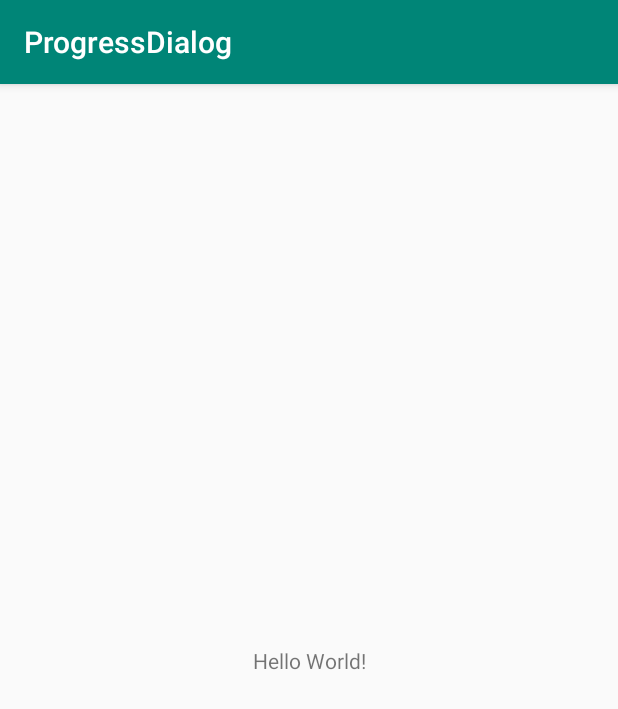
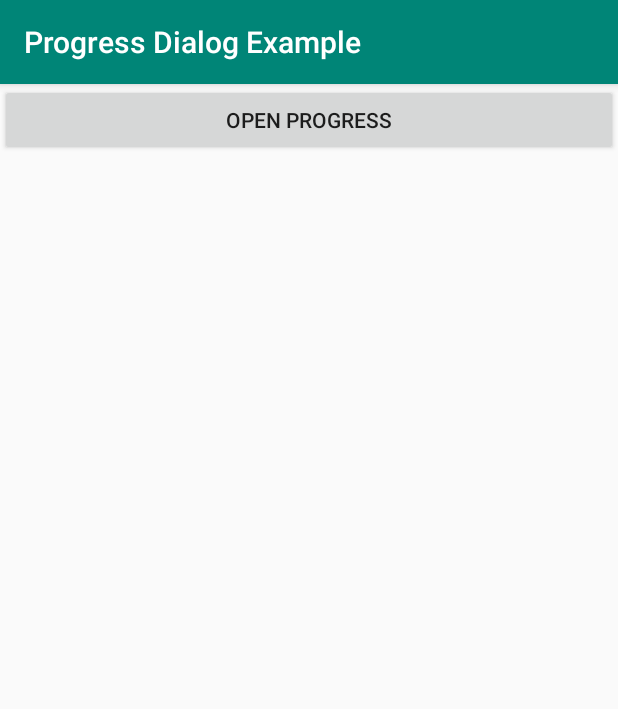
Before and after one commit to GMuthuraja/ProgressDialog, an Android app: the screen it shows after launch (MainActivity), on a phone screen of 412 x 824 dp. Shown: the top 709 px of the screen. Run offline under Robolectric (Android 15) with nearby library versions, the phone set to English and light mode, and no system bars.

Commit message:
Code added

```diff
--- a/app/src/main/res/layout/activity_main.xml
+++ b/app/src/main/res/layout/activity_main.xml
@@ -1,19 +1,22 @@
 <?xml version="1.0" encoding="utf-8"?>
-<android.support.constraint.ConstraintLayout
+<LinearLayout
     xmlns:android="http://schemas.android.com/apk/res/android"
     xmlns:tools="http://schemas.android.com/tools"
-    xmlns:app="http://schemas.android.com/apk/res-auto"
     android:layout_width="match_parent"
     android:layout_height="match_parent"
+    android:orientation="vertical"
     tools:context=".MainActivity">
 
+    <Button
+        android:id="@+id/progressDialog"
+        android:layout_width="match_parent"
+        android:layout_height="wrap_content"
+        android:text="Open Progress"/>
+
     <TextView
+        android:id="@+id/progressText"
         android:layout_width="wrap_content"
         android:layout_height="wrap_content"
-        android:text="Hello World!"
-        app:layout_constraintBottom_toBottomOf="parent"
-        app:layout_constraintLeft_toLeftOf="parent"
-        app:layout_constraintRight_toRightOf="parent"
-        app:layout_constraintTop_toTopOf="parent" />
+        android:textSize="20sp"/>
 
-</android.support.constraint.ConstraintLayout>
+</LinearLayout>
```
Also changed, not shown: app/src/main/java/app/example/app/progressdialog/MainActivity.java (+77 -0 lines).
